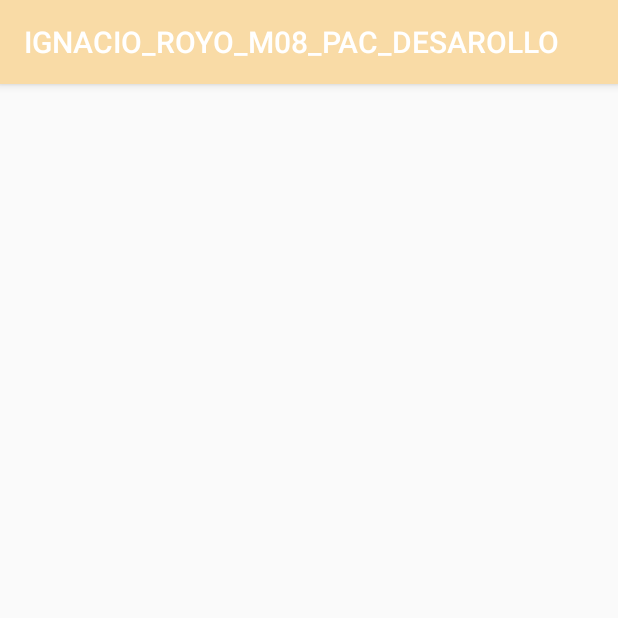
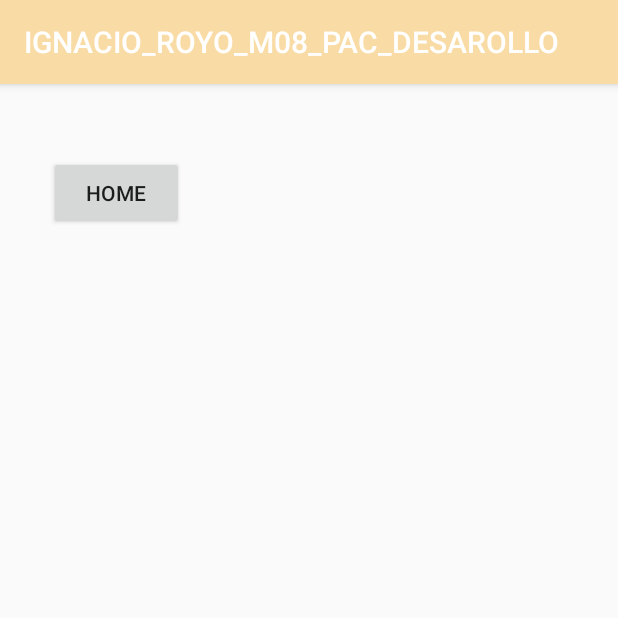
Before and after one commit to NachoRV/DAM_M08_PRACTICAS, an Android app: the Activity3 screen opened directly, with no data from a screen before it, on a phone screen of 412 x 824 dp, the top half of it. Run offline under Robolectric (Android 15) with nearby library versions, the phone set to English and light mode, and no system bars.

Commit message:
navegacion entre ventanas terminada

```diff
--- a/app/src/main/java/com/ignacio/royo/MainActivity.java
+++ b/app/src/main/java/com/ignacio/royo/MainActivity.java
@@ -20,5 +20,9 @@ public class MainActivity extends AppCompatActivity {
         finish();
     }
 
-
+    public void irActivityTres(View view) {
+        Intent intent = new Intent(MainActivity.this, Activity3.class);
+        startActivity(intent);
+        finish();
+    }
 }
--- a/app/src/main/res/layout/activity_3.xml
+++ b/app/src/main/res/layout/activity_3.xml
@@ -6,4 +6,16 @@
     android:layout_height="match_parent"
     tools:context=".Activity3">
 
+    <Button
+        android:id="@+id/home"
+        android:layout_width="90dp"
+        android:layout_height="49dp"
+        android:layout_marginTop="48dp"
+        android:onClick="home"
+        android:text="Home"
+        app:layout_constraintEnd_toEndOf="parent"
+        app:layout_constraintHorizontal_bias="0.102"
+        app:layout_constraintStart_toStartOf="parent"
+        app:layout_constraintTop_toTopOf="parent" />
+
 </androidx.constraintlayout.widget.ConstraintLayout>
--- a/app/src/main/res/layout/activity_main.xml
+++ b/app/src/main/res/layout/activity_main.xml
@@ -28,6 +28,7 @@
         android:layout_marginEnd="100dp"
         android:background="@color/colorPrimaryDark"
         android:text="Servicios"
+        android:onClick="irActivityTres"
         app:layout_constraintEnd_toEndOf="parent"
         app:layout_constraintHorizontal_bias="0.0"
         app:layout_constraintStart_toEndOf="@+id/button"
--- a/app/src/main/res/values/colors.xml
+++ b/app/src/main/res/values/colors.xml
@@ -2,5 +2,7 @@
 <resources>
     <color name="colorPrimary">#f9dba6</color>
     <color name="colorPrimaryDark">#F9B705</color>
+    <color name="colorAccent_2">#fb9110</color>
+    <color name="colorAccent_1">#ef7133</color>
     <color name="colorAccent">#df5d45</color>
 </resources>
```
Also changed, not shown: app/src/main/java/com/ignacio/royo/Activity3.java (+9 -0 lines).
